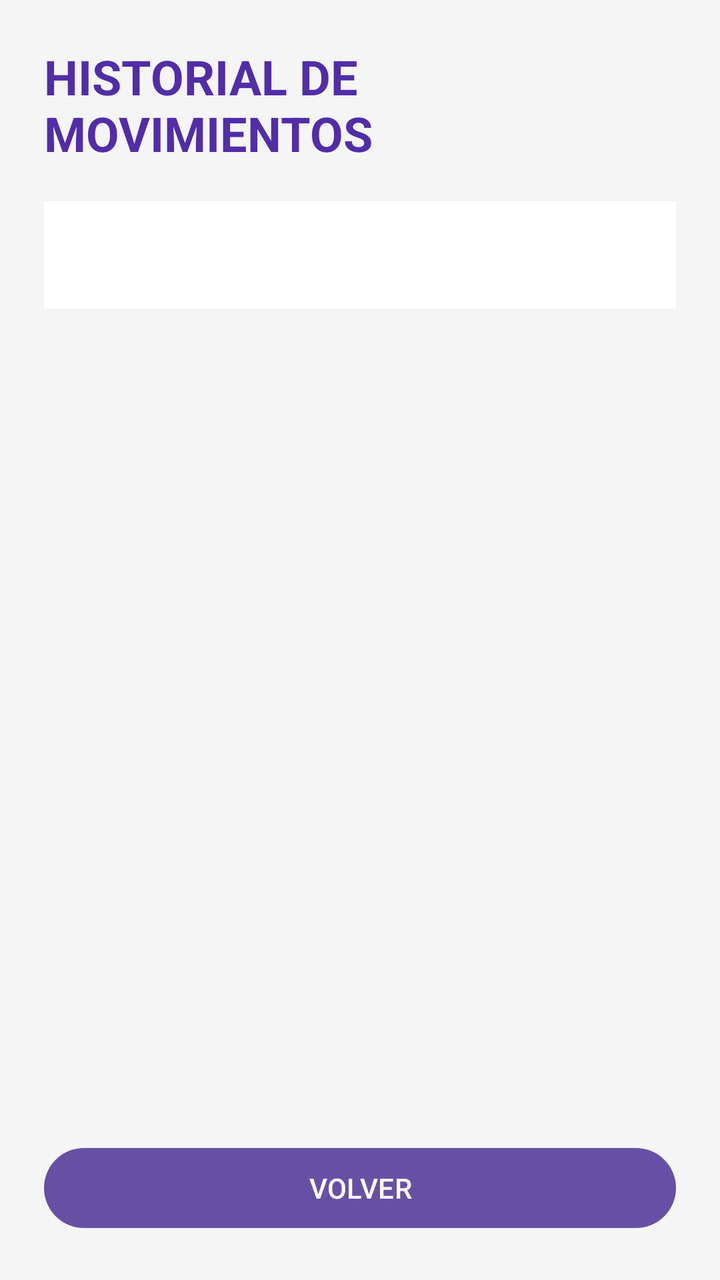
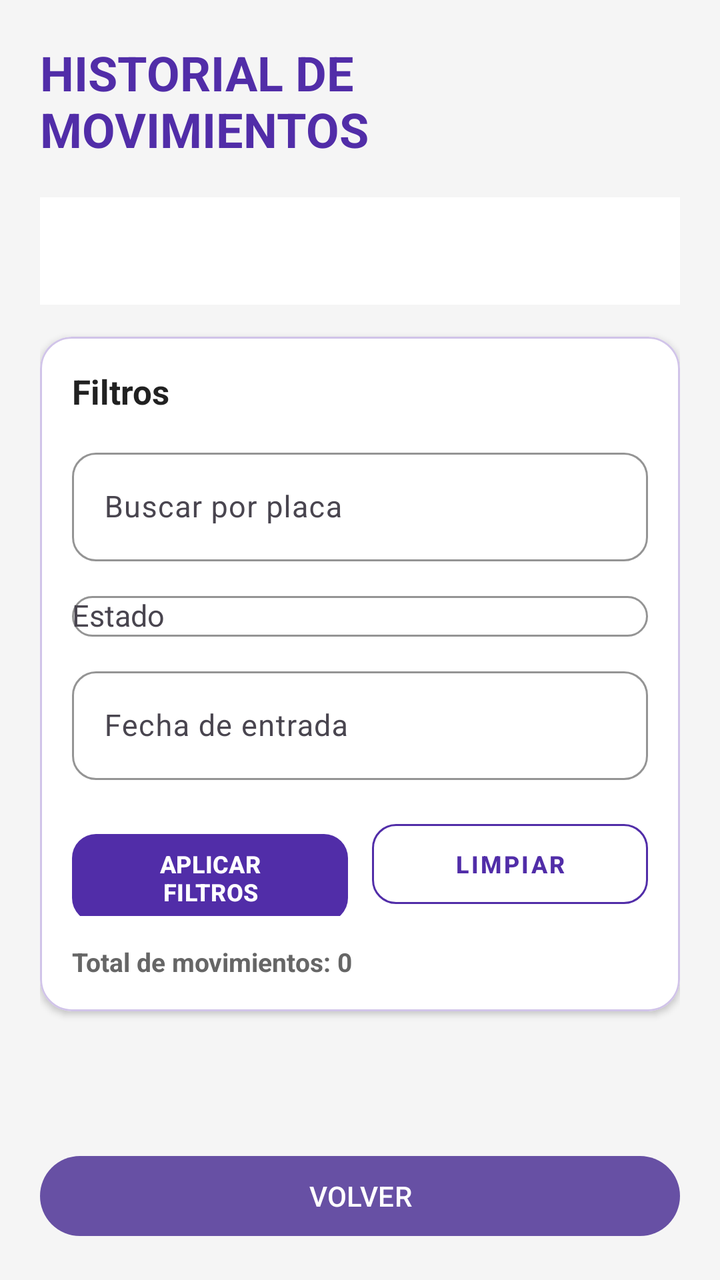

The first picture is an Android layout as it rendered before a commit; the second is the same layout after the commit. The layout source and the unified diff follow.
<!-- AndroidManifest.xml: application theme Theme.IDATParking -->
<!-- res/layout/activity_historial.xml -->
<?xml version="1.0" encoding="utf-8"?>
<LinearLayout xmlns:android="http://schemas.android.com/apk/res/android"
    android:layout_width="match_parent"
    android:layout_height="match_parent"
    android:background="#F5F5F5"
    android:orientation="vertical"
    android:padding="22dp">

    <TextView
        android:layout_width="match_parent"
        android:layout_height="wrap_content"
        android:text="HISTORIAL DE MOVIMIENTOS"
        android:textColor="#512DA8"
        android:textSize="24sp"
        android:textStyle="bold" />

    <TextView
        android:id="@+id/txtResumenHistorial"
        android:layout_width="match_parent"
        android:layout_height="wrap_content"
        android:layout_marginTop="18dp"
        android:background="#FFFFFF"
        android:lineSpacingExtra="5dp"
        android:padding="16dp"
        android:textColor="#333333"
        android:textSize="16sp"
        android:textStyle="bold" />

    <TextView
        android:id="@+id/txtSinMovimientos"
        android:layout_width="match_parent"
        android:layout_height="0dp"
        android:layout_weight="1"
        android:gravity="center"
        android:text="Todavía no existen movimientos registrados."
        android:textColor="#666666"
        android:textSize="16sp"
        android:visibility="gone" />

    <androidx.recyclerview.widget.RecyclerView
        android:id="@+id/rvHistorial"
        android:layout_width="match_parent"
        android:layout_height="0dp"
        android:layout_marginTop="18dp"
        android:layout_weight="1"
        android:clipToPadding="false"
        android:paddingBottom="8dp" />

    <Button
        android:id="@+id/btnVolverHistorial"
        android:layout_width="match_parent"
        android:layout_height="wrap_content"
        android:layout_marginTop="12dp"
        android:text="VOLVER" />

</LinearLayout>
<!-- resources referenced by this layout -->
<resources>
  <style name="Theme.IDATParking" parent="Base.Theme.IDATParking" />
  <style name="Base.Theme.IDATParking" parent="Theme.Material3.DayNight.NoActionBar">
          
          
      </style>
</resources>

<!-- the commit's change to res/layout/activity_historial.xml (unified diff, before → after) -->
@@ -1,10 +1,15 @@
 <?xml version="1.0" encoding="utf-8"?>
-<LinearLayout xmlns:android="http://schemas.android.com/apk/res/android"
+<LinearLayout
+    xmlns:android="http://schemas.android.com/apk/res/android"
+    xmlns:app="http://schemas.android.com/apk/res-auto"
     android:layout_width="match_parent"
     android:layout_height="match_parent"
     android:background="#F5F5F5"
     android:orientation="vertical"
-    android:padding="22dp">
+    android:paddingStart="20dp"
+    android:paddingTop="20dp"
+    android:paddingEnd="20dp"
+    android:paddingBottom="18dp">
 
     <TextView
         android:layout_width="match_parent"
@@ -26,6 +31,159 @@
         android:textSize="16sp"
         android:textStyle="bold" />
 
+    <com.google.android.material.card.MaterialCardView
+        android:layout_width="match_parent"
+        android:layout_height="wrap_content"
+        android:layout_marginTop="16dp"
+        app:cardBackgroundColor="#FFFFFF"
+        app:cardCornerRadius="16dp"
+        app:cardElevation="2dp"
+        app:strokeColor="#D1C4E9"
+        app:strokeWidth="1dp">
+
+        <LinearLayout
+            android:layout_width="match_parent"
+            android:layout_height="wrap_content"
+            android:orientation="vertical"
+            android:padding="16dp">
+
+            <TextView
+                android:layout_width="match_parent"
+                android:layout_height="wrap_content"
+                android:text="Filtros"
+                android:textColor="#212121"
+                android:textSize="17sp"
+                android:textStyle="bold" />
+
+            <com.google.android.material.textfield.TextInputLayout
+                android:layout_width="match_parent"
+                android:layout_height="wrap_content"
+                android:layout_marginTop="14dp"
+                android:hint="Buscar por placa"
+                app:boxBackgroundColor="#FFFFFF"
+                app:boxCornerRadiusBottomEnd="12dp"
+                app:boxCornerRadiusBottomStart="12dp"
+                app:boxCornerRadiusTopEnd="12dp"
+                app:boxCornerRadiusTopStart="12dp"
+                app:boxStrokeColor="#512DA8"
+                app:boxStrokeWidthFocused="2dp"
+                app:hintTextColor="#512DA8">
+
+                <com.google.android.material.textfield.TextInputEditText
+                    android:id="@+id/edtFiltroPlacaHistorial"
+                    android:layout_width="match_parent"
+                    android:layout_height="wrap_content"
+                    android:inputType="textCapCharacters"
+                    android:maxLength="10"
+                    android:maxLines="1"
+                    android:textColor="#333333"
+                    android:textSize="15sp" />
+
+            </com.google.android.material.textfield.TextInputLayout>
+
+            <com.google.android.material.textfield.TextInputLayout
+                android:layout_width="match_parent"
+                android:layout_height="wrap_content"
+                android:layout_marginTop="12dp"
+                android:hint="Estado"
+                app:boxBackgroundColor="#FFFFFF"
+                app:boxCornerRadiusBottomEnd="12dp"
+                app:boxCornerRadiusBottomStart="12dp"
+                app:boxCornerRadiusTopEnd="12dp"
+                app:boxCornerRadiusTopStart="12dp"
+                app:boxStrokeColor="#512DA8"
+                app:boxStrokeWidthFocused="2dp"
+                app:hintTextColor="#512DA8">
+
+                <AutoCompleteTextView
+                    android:id="@+id/spnEstadoHistorial"
+                    android:layout_width="match_parent"
+                    android:layout_height="wrap_content"
+                    android:cursorVisible="false"
+                    android:inputType="none"
+                    android:maxLines="1"
+                    android:textColor="#333333"
+                    android:textSize="15sp" />
+
+            </com.google.android.material.textfield.TextInputLayout>
+
+            <com.google.android.material.textfield.TextInputLayout
+                android:layout_width="match_parent"
+                android:layout_height="wrap_content"
+                android:layout_marginTop="12dp"
+                android:hint="Fecha de entrada"
+                app:boxBackgroundColor="#FFFFFF"
+                app:boxCornerRadiusBottomEnd="12dp"
+                app:boxCornerRadiusBottomStart="12dp"
+                app:boxCornerRadiusTopEnd="12dp"
+                app:boxCornerRadiusTopStart="12dp"
+                app:boxStrokeColor="#512DA8"
+                app:boxStrokeWidthFocused="2dp"
+                app:hintTextColor="#512DA8">
+
+                <com.google.android.material.textfield.TextInputEditText
+                    android:id="@+id/edtFechaHistorial"
+                    android:layout_width="match_parent"
+                    android:layout_height="wrap_content"
+                    android:focusable="false"
+                    android:clickable="true"
+                    android:inputType="none"
+                    android:maxLines="1"
+                    android:textColor="#333333"
+                    android:textSize="15sp" />
+
+            </com.google.android.material.textfield.TextInputLayout>
+
+            <LinearLayout
+                android:layout_width="match_parent"
+                android:layout_height="wrap_content"
+                android:layout_marginTop="16dp"
+                android:orientation="horizontal">
+
+                <com.google.android.material.button.MaterialButton
+                    android:id="@+id/btnAplicarFiltrosHistorial"
+                    android:layout_width="0dp"
+                    android:layout_height="52dp"
+                    android:layout_marginEnd="6dp"
+                    android:layout_weight="1"
+                    android:text="APLICAR FILTROS"
+                    android:textColor="#FFFFFF"
+                    android:textSize="12sp"
+                    android:textStyle="bold"
+                    app:backgroundTint="#512DA8"
+                    app:cornerRadius="12dp" />
+
+                <com.google.android.material.button.MaterialButton
+                    android:id="@+id/btnLimpiarFiltrosHistorial"
+                    style="@style/Widget.MaterialComponents.Button.OutlinedButton"
+                    android:layout_width="0dp"
+                    android:layout_height="52dp"
+                    android:layout_marginStart="6dp"
+                    android:layout_weight="1"
+                    android:text="LIMPIAR"
+                    android:textColor="#512DA8"
+                    android:textSize="12sp"
+                    android:textStyle="bold"
+                    app:cornerRadius="12dp"
+                    app:strokeColor="#512DA8"
+                    app:strokeWidth="1dp" />
+
+            </LinearLayout>
+
+            <TextView
+                android:id="@+id/txtTotalMovimientosHistorial"
+                android:layout_width="match_parent"
+                android:layout_height="wrap_content"
+                android:layout_marginTop="14dp"
+                android:text="Total de movimientos: 0"
+                android:textColor="#666666"
+                android:textSize="13sp"
+                android:textStyle="bold" />
+
+        </LinearLayout>
+
+    </com.google.android.material.card.MaterialCardView>
+
     <TextView
         android:id="@+id/txtSinMovimientos"
         android:layout_width="match_parent"
